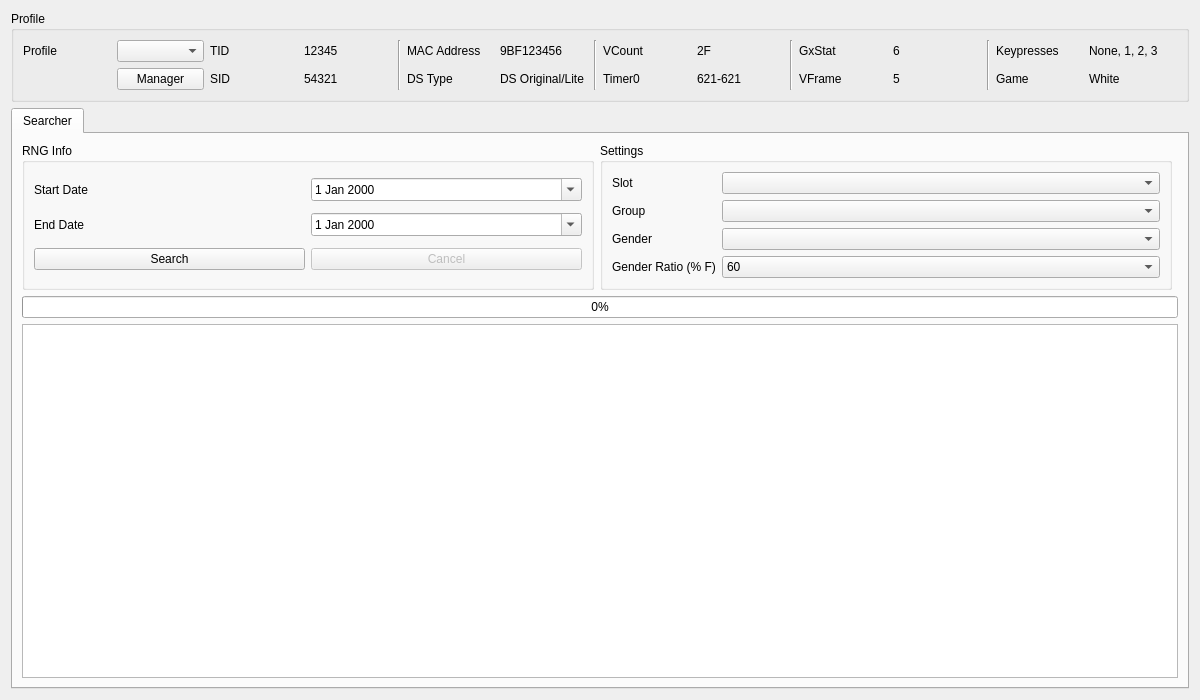
Above: Source/Forms/Gen5/HiddenGrotto.ui from Admiral-Fish/PokeFinder before the change. Below: the same form after it.
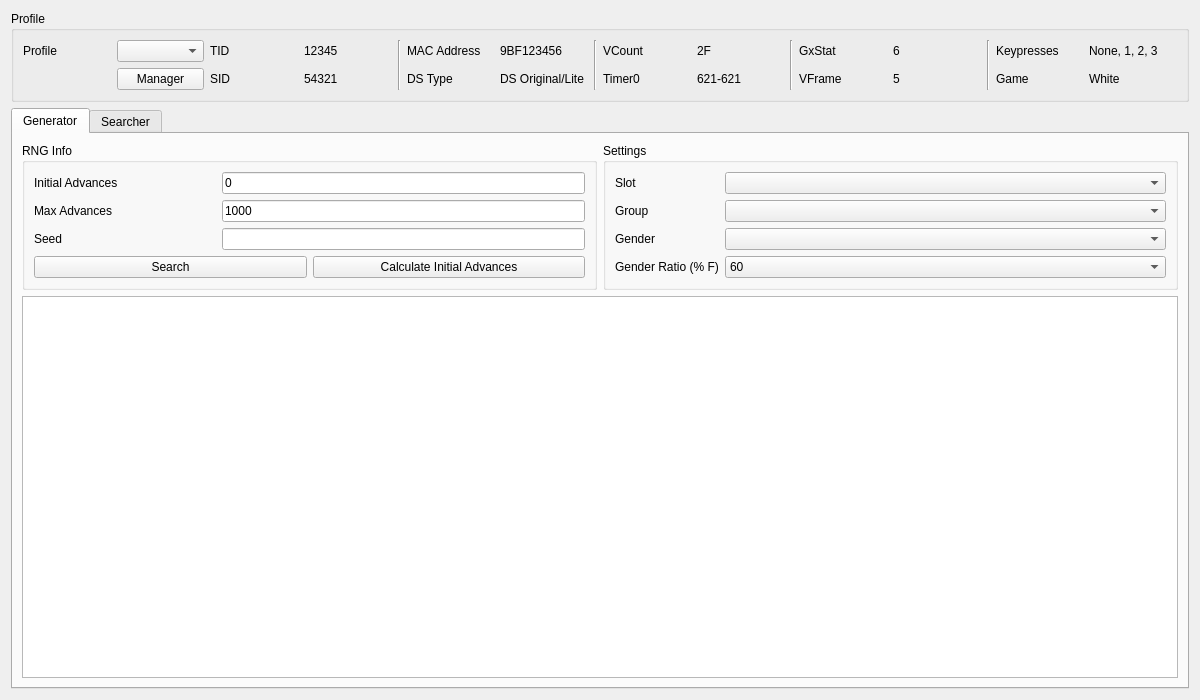
That is the form after the change. Custom widgets are drawn as their Qt base class.

Commit message: Added Hidden Grotto generator tab

```diff
--- a/Source/Forms/Gen5/HiddenGrotto.ui
+++ b/Source/Forms/Gen5/HiddenGrotto.ui
@@ -213,6 +213,225 @@
      <property name="currentIndex">
       <number>0</number>
      </property>
+     <widget class="QWidget" name="tabGenerator">
+      <attribute name="title">
+       <string>Generator</string>
+      </attribute>
+      <layout class="QGridLayout" name="gridLayout">
+       <item row="0" column="0">
+        <widget class="QGroupBox" name="groupBoxGeneratorRNGInfo">
+         <property name="sizePolicy">
+          <sizepolicy hsizetype="Preferred" vsizetype="Preferred">
+           <horstretch>1</horstretch>
+           <verstretch>0</verstretch>
+          </sizepolicy>
+         </property>
+         <property name="title">
+          <string>RNG Info</string>
+         </property>
+         <layout class="QGridLayout" name="gridLayout_26">
+          <item row="0" column="0">
+           <widget class="QLabel" name="labelGeneratorInitialAdvances">
+            <property name="text">
+             <string>Initial Advances</string>
+            </property>
+           </widget>
+          </item>
+          <item row="1" column="0">
+           <widget class="QLabel" name="labelGeneratorMaxAdvances">
+            <property name="text">
+             <string>Max Advances</string>
+            </property>
+           </widget>
+          </item>
+          <item row="3" column="0" colspan="3">
+           <layout class="QHBoxLayout" name="horizontalLayout_5">
+            <item>
+             <widget class="QPushButton" name="pushButtonGenerate">
+              <property name="enabled">
+               <bool>true</bool>
+              </property>
+              <property name="text">
+               <string>Search</string>
+              </property>
+              <property name="checkable">
+               <bool>false</bool>
+              </property>
+              <property name="autoDefault">
+               <bool>false</bool>
+              </property>
+             </widget>
+            </item>
+            <item>
+             <widget class="QPushButton" name="pushButtonCalculateInitialAdvances">
+              <property name="text">
+               <string>Calculate Initial Advances</string>
+              </property>
+             </widget>
+            </item>
+           </layout>
+          </item>
+          <item row="2" column="0">
+           <widget class="QLabel" name="labelGeneratorSeed">
+            <property name="text">
+             <string>Seed</string>
+            </property>
+           </widget>
+          </item>
+          <item row="0" column="1" colspan="2">
+           <widget class="TextBox" name="textBoxGeneratorInitialAdvances">
+            <property name="text">
+             <string>0</string>
+            </property>
+           </widget>
+          </item>
+          <item row="1" column="1" colspan="2">
+           <widget class="TextBox" name="textBoxGeneratorMaxAdvances">
+            <property name="text">
+             <string>1000</string>
+            </property>
+           </widget>
+          </item>
+          <item row="2" column="1" colspan="2">
+           <widget class="TextBox" name="textBoxGeneratorSeed">
+            <property name="maxLength">
+             <number>16</number>
+            </property>
+            <property name="alignment">
+             <set>Qt::AlignCenter</set>
+            </property>
+           </widget>
+          </item>
+         </layout>
+        </widget>
+       </item>
+       <item row="0" column="1">
+        <widget class="QGroupBox" name="groupBoxGeneratorSettings">
+         <property name="sizePolicy">
+          <sizepolicy hsizetype="Preferred" vsizetype="Preferred">
+           <horstretch>1</horstretch>
+           <verstretch>0</verstretch>
+          </sizepolicy>
+         </property>
+         <property name="title">
+          <string>Settings</string>
+         </property>
+         <layout class="QGridLayout" name="gridLayout_6">
+          <item row="0" column="0">
+           <widget class="QLabel" name="labelGeneratorSlot">
+            <property name="sizePolicy">
+             <sizepolicy hsizetype="Fixed" vsizetype="Preferred">
+              <horstretch>0</horstretch>
+              <verstretch>0</verstretch>
+             </sizepolicy>
+            </property>
+            <property name="text">
+             <string>Slot</string>
+            </property>
+           </widget>
+          </item>
+          <item row="1" column="0">
+           <widget class="QLabel" name="labelGeneratorGroup">
+            <property name="sizePolicy">
+             <sizepolicy hsizetype="Fixed" vsizetype="Preferred">
+              <horstretch>0</horstretch>
+              <verstretch>0</verstretch>
+             </sizepolicy>
+            </property>
+            <property name="text">
+             <string>Group</string>
+            </property>
+           </widget>
+          </item>
+          <item row="2" column="0">
+           <widget class="QLabel" name="labelGeneratorGender">
+            <property name="sizePolicy">
+             <sizepolicy hsizetype="Fixed" vsizetype="Preferred">
+              <horstretch>0</horstretch>
+              <verstretch>0</verstretch>
+             </sizepolicy>
+            </property>
+            <property name="text">
+             <string>Gender</string>
+            </property>
+           </widget>
+          </item>
+          <item row="4" column="1">
+           <widget class="QComboBox" name="comboBoxGeneratorGenderRatio">
+            <item>
+             <property name="text">
+              <string>60</string>
+             </property>
+            </item>
+            <item>
+             <property name="text">
+              <string>30</string>
+             </property>
+            </item>
+            <item>
+             <property name="text">
+              <string>10</string>
+             </property>
+            </item>
+            <item>
+             <property name="text">
+              <string>5</string>
+             </property>
+            </item>
+           </widget>
+          </item>
+          <item row="0" column="1">
+           <widget class="CheckList" name="checkListGeneratorSlot"/>
+          </item>
+          <item row="4" column="0">
+           <widget class="QLabel" name="labelGeneratorGenderRatio">
+            <property name="sizePolicy">
+             <sizepolicy hsizetype="Fixed" vsizetype="Preferred">
+              <horstretch>0</horstretch>
+              <verstretch>0</verstretch>
+             </sizepolicy>
+            </property>
+            <property name="text">
+             <string>Gender Ratio (% F)</string>
+            </property>
+           </widget>
+          </item>
+          <item row="1" column="1">
+           <widget class="CheckList" name="checkListGeneratorGroup"/>
+          </item>
+          <item row="2" column="1">
+           <widget class="CheckList" name="checkListGeneratorGender"/>
+          </item>
+         </layout>
+        </widget>
+       </item>
+       <item row="1" column="0" colspan="2">
+        <widget class="TableView" name="tableViewGenerator">
+         <property name="contextMenuPolicy">
+          <enum>Qt::CustomContextMenu</enum>
+         </property>
+         <property name="editTriggers">
+          <set>QAbstractItemView::NoEditTriggers</set>
+         </property>
+         <property name="sortingEnabled">
+          <bool>true</bool>
+         </property>
+         <attribute name="horizontalHeaderDefaultSectionSize">
+          <number>100</number>
+         </attribute>
+         <attribute name="verticalHeaderVisible">
+          <bool>false</bool>
+         </attribute>
+         <attribute name="verticalHeaderMinimumSectionSize">
+          <number>20</number>
+         </attribute>
+         <attribute name="verticalHeaderDefaultSectionSize">
+          <number>21</number>
+         </attribute>
+        </widget>
+       </item>
+      </layout>
+     </widget>
      <widget class="QWidget" name="tabSearcher">
       <property name="enabled">
        <bool>true</bool>
@@ -221,106 +440,6 @@
        <string>Searcher</string>
       </attribute>
       <layout class="QGridLayout" name="gridLayout_20">
-       <item row="0" column="1">
-        <widget class="QGroupBox" name="groupBoxSearcherSettings">
-         <property name="sizePolicy">
-          <sizepolicy hsizetype="Preferred" vsizetype="Preferred">
-           <horstretch>1</horstretch>
-           <verstretch>0</verstretch>
-          </sizepolicy>
-         </property>
-         <property name="title">
-          <string>Settings</string>
-         </property>
-         <layout class="QGridLayout" name="gridLayout_3">
-          <item row="0" column="0">
-           <widget class="QLabel" name="labelSlot">
-            <property name="sizePolicy">
-             <sizepolicy hsizetype="Fixed" vsizetype="Preferred">
-              <horstretch>0</horstretch>
-              <verstretch>0</verstretch>
-             </sizepolicy>
-            </property>
-            <property name="text">
-             <string>Slot</string>
-            </property>
-           </widget>
-          </item>
-          <item row="1" column="0">
-           <widget class="QLabel" name="labelGroup">
-            <property name="sizePolicy">
-             <sizepolicy hsizetype="Fixed" vsizetype="Preferred">
-              <horstretch>0</horstretch>
-              <verstretch>0</verstretch>
-             </sizepolicy>
-            </property>
-            <property name="text">
-             <string>Group</string>
-            </property>
-           </widget>
-          </item>
-          <item row="2" column="0">
-           <widget class="QLabel" name="labelGender">
-            <property name="sizePolicy">
-             <sizepolicy hsizetype="Fixed" vsizetype="Preferred">
-              <horstretch>0</horstretch>
-              <verstretch>0</verstretch>
-             </sizepolicy>
-            </property>
-            <property name="text">
-             <string>Gender</string>
-            </property>
-           </widget>
-          </item>
-          <item row="4" column="1">
-           <widget class="QComboBox" name="comboBoxGenderRatio">
-            <item>
-             <property name="text">
-              <string>60</string>
-             </property>
-            </item>
-            <item>
-             <property name="text">
-              <string>30</string>
-             </property>
-            </item>
-            <item>
-             <property name="text">
-              <string>10</string>
-             </property>
-            </item>
-            <item>
-             <property name="text">
-              <string>5</string>
-             </property>
-            </item>
-           </widget>
-          </item>
-          <item row="0" column="1">
-           <widget class="CheckList" name="checkListSlot"/>
-          </item>
-          <item row="4" column="0">
-           <widget class="QLabel" name="labelGenderRatio">
-            <property name="sizePolicy">
-             <sizepolicy hsizetype="Fixed" vsizetype="Preferred">
-              <horstretch>0</horstretch>
-              <verstretch>0</verstretch>
-             </sizepolicy>
-            </property>
-            <property name="text">
-             <string>Gender Ratio (% F)</string>
-            </property>
-           </widget>
-          </item>
-          <item row="1" column="1">
-           <widget class="CheckList" name="checkListGroup"/>
-          </item>
-          <item row="2" column="1">
-           <widget class="CheckList" name="checkListGender"/>
-          </item>
-         </layout>
-        </widget>
-       </item>
        <item row="2" column="0" colspan="3">
         <widget class="TableView" name="tableViewSearcher">
          <property name="contextMenuPolicy">
@@ -466,6 +585,106 @@
          </layout>
         </widget>
        </item>
+       <item row="0" column="1" colspan="2">
+        <widget class="QGroupBox" name="groupBoxSearcherSettings">
+         <property name="sizePolicy">
+          <sizepolicy hsizetype="Preferred" vsizetype="Preferred">
+           <horstretch>1</horstretch>
+           <verstretch>0</verstretch>
+          </sizepolicy>
+         </property>
+         <property name="title">
+          <string>Settings</string>
+         </property>
+         <layout class="QGridLayout" name="gridLayout_3">
+          <item row="0" column="0">
+           <widget class="QLabel" name="labelSearcherSlot">
+            <property name="sizePolicy">
+             <sizepolicy hsizetype="Fixed" vsizetype="Preferred">
+              <horstretch>0</horstretch>
+              <verstretch>0</verstretch>
+             </sizepolicy>
+            </property>
+            <property name="text">
+             <string>Slot</string>
+            </property>
+           </widget>
+          </item>
+          <item row="1" column="0">
+           <widget class="QLabel" name="labelSearcherGroup">
+            <property name="sizePolicy">
+             <sizepolicy hsizetype="Fixed" vsizetype="Preferred">
+              <horstretch>0</horstretch>
+              <verstretch>0</verstretch>
+             </sizepolicy>
+            </property>
+            <property name="text">
+             <string>Group</string>
+            </property>
+           </widget>
+          </item>
+          <item row="2" column="0">
+           <widget class="QLabel" name="labelSearcherGender">
+            <property name="sizePolicy">
+             <sizepolicy hsizetype="Fixed" vsizetype="Preferred">
+              <horstretch>0</horstretch>
+              <verstretch>0</verstretch>
+             </sizepolicy>
+            </property>
+            <property name="text">
+             <string>Gender</string>
+            </property>
+           </widget>
+          </item>
+          <item row="4" column="1">
+           <widget class="QComboBox" name="comboBoxSearcherGenderRatio">
+            <item>
+             <property name="text">
+              <string>60</string>
+             </property>
+            </item>
+            <item>
+             <property name="text">
+              <string>30</string>
+             </property>
+            </item>
+            <item>
+             <property name="text">
+              <string>10</string>
+             </property>
+            </item>
+            <item>
+             <property name="text">
+              <string>5</string>
+             </property>
+            </item>
+           </widget>
+          </item>
+          <item row="0" column="1">
+           <widget class="CheckList" name="checkListSearcherSlot"/>
+          </item>
+          <item row="4" column="0">
+           <widget class="QLabel" name="labelSearcherGenderRatio">
+            <property name="sizePolicy">
+             <sizepolicy hsizetype="Fixed" vsizetype="Preferred">
+              <horstretch>0</horstretch>
+              <verstretch>0</verstretch>
+             </sizepolicy>
+            </property>
+            <property name="text">
+             <string>Gender Ratio (% F)</string>
+            </property>
+           </widget>
+          </item>
+          <item row="1" column="1">
+           <widget class="CheckList" name="checkListSearcherGroup"/>
+          </item>
+          <item row="2" column="1">
+           <widget class="CheckList" name="checkListSearcherGender"/>
+          </item>
+         </layout>
+        </widget>
+       </item>
       </layout>
      </widget>
     </widget>
@@ -473,6 +692,11 @@
   </layout>
  </widget>
  <customwidgets>
+  <customwidget>
+   <class>TextBox</class>
+   <extends>QLineEdit</extends>
+   <header>Forms/Controls/TextBox.hpp</header>
+  </customwidget>
   <customwidget>
    <class>TableView</class>
    <extends>QTableView</extends>
```
The commit also changes 6 other files.
